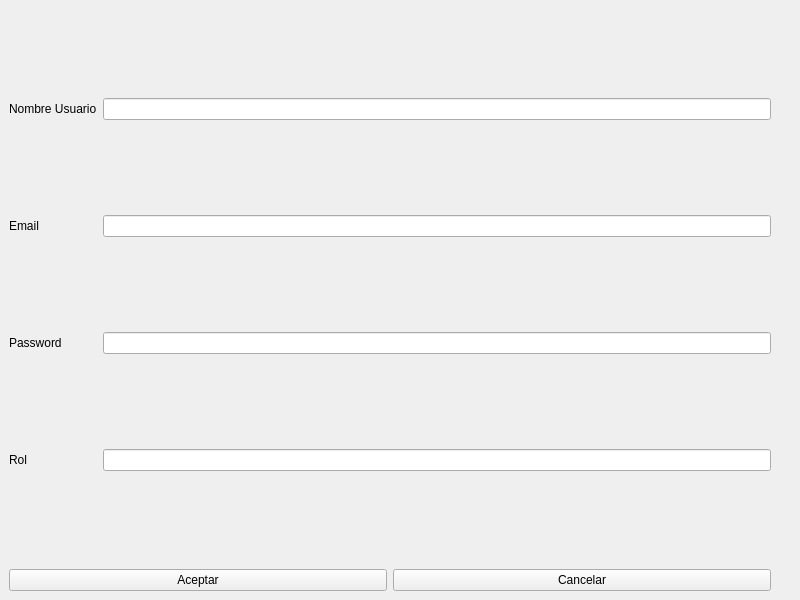
Qt form Interfaces/UI/modificar_usuario.ui (adrianvillanueva997/computation_lab_2) before a commit.
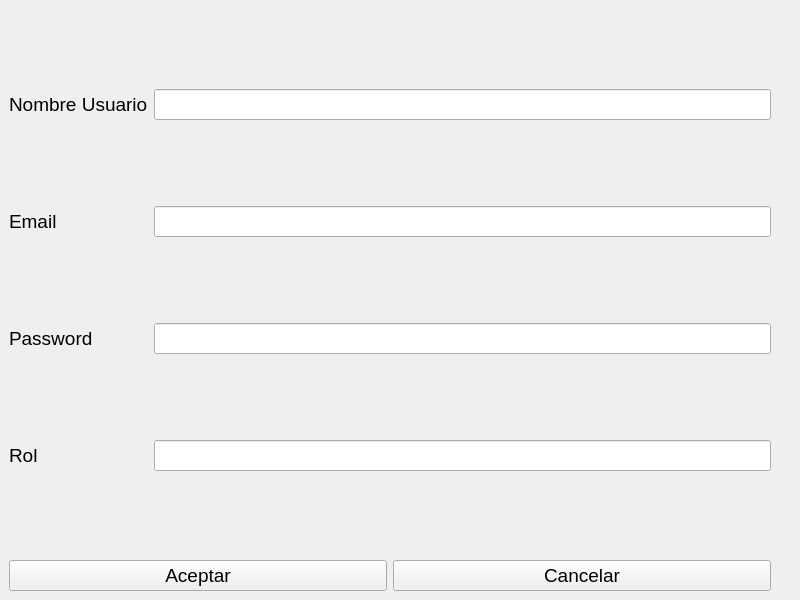
The same form after that commit.

```diff
--- a/Interfaces/UI/modificar_usuario.ui
+++ b/Interfaces/UI/modificar_usuario.ui
@@ -18,23 +18,51 @@
     <item row="0" column="0">
      <layout class="QGridLayout" name="gridLayout">
       <item row="0" column="1">
-       <widget class="QLineEdit" name="lineEdit_nombre"/>
+       <widget class="QLineEdit" name="lineEdit_nombre">
+        <property name="font">
+         <font>
+          <pointsize>14</pointsize>
+         </font>
+        </property>
+       </widget>
       </item>
       <item row="0" column="0">
        <widget class="QLabel" name="label">
+        <property name="font">
+         <font>
+          <pointsize>14</pointsize>
+         </font>
+        </property>
         <property name="text">
          <string>Nombre Usuario</string>
         </property>
        </widget>
       </item>
       <item row="2" column="1">
-       <widget class="QLineEdit" name="lineEdit_password"/>
+       <widget class="QLineEdit" name="lineEdit_password">
+        <property name="font">
+         <font>
+          <pointsize>14</pointsize>
+         </font>
+        </property>
+       </widget>
       </item>
       <item row="1" column="1">
-       <widget class="QLineEdit" name="lineEdit_email"/>
+       <widget class="QLineEdit" name="lineEdit_email">
+        <property name="font">
+         <font>
+          <pointsize>14</pointsize>
+         </font>
+        </property>
+       </widget>
       </item>
       <item row="2" column="0">
        <widget class="QLabel" name="label_3">
+        <property name="font">
+         <font>
+          <pointsize>14</pointsize>
+         </font>
+        </property>
         <property name="text">
          <string>Password</string>
         </property>
@@ -42,6 +70,11 @@
       </item>
       <item row="1" column="0">
        <widget class="QLabel" name="label_2">
+        <property name="font">
+         <font>
+          <pointsize>14</pointsize>
+         </font>
+        </property>
         <property name="text">
          <string>Email</string>
         </property>
@@ -49,13 +82,24 @@
       </item>
       <item row="3" column="0">
        <widget class="QLabel" name="label_4">
+        <property name="font">
+         <font>
+          <pointsize>14</pointsize>
+         </font>
+        </property>
         <property name="text">
          <string>Rol</string>
         </property>
        </widget>
       </item>
       <item row="3" column="1">
-       <widget class="QLineEdit" name="lineEdit"/>
+       <widget class="QLineEdit" name="lineEdit">
+        <property name="font">
+         <font>
+          <pointsize>14</pointsize>
+         </font>
+        </property>
+       </widget>
       </item>
      </layout>
     </item>
@@ -63,6 +107,11 @@
      <layout class="QHBoxLayout" name="horizontalLayout">
       <item>
        <widget class="QPushButton" name="pushButton">
+        <property name="font">
+         <font>
+          <pointsize>14</pointsize>
+         </font>
+        </property>
         <property name="text">
          <string>Aceptar</string>
         </property>
@@ -70,6 +119,11 @@
       </item>
       <item>
        <widget class="QPushButton" name="pushButton_Cancelar">
+        <property name="font">
+         <font>
+          <pointsize>14</pointsize>
+         </font>
+        </property>
         <property name="text">
          <string>Cancelar</string>
         </property>
```
